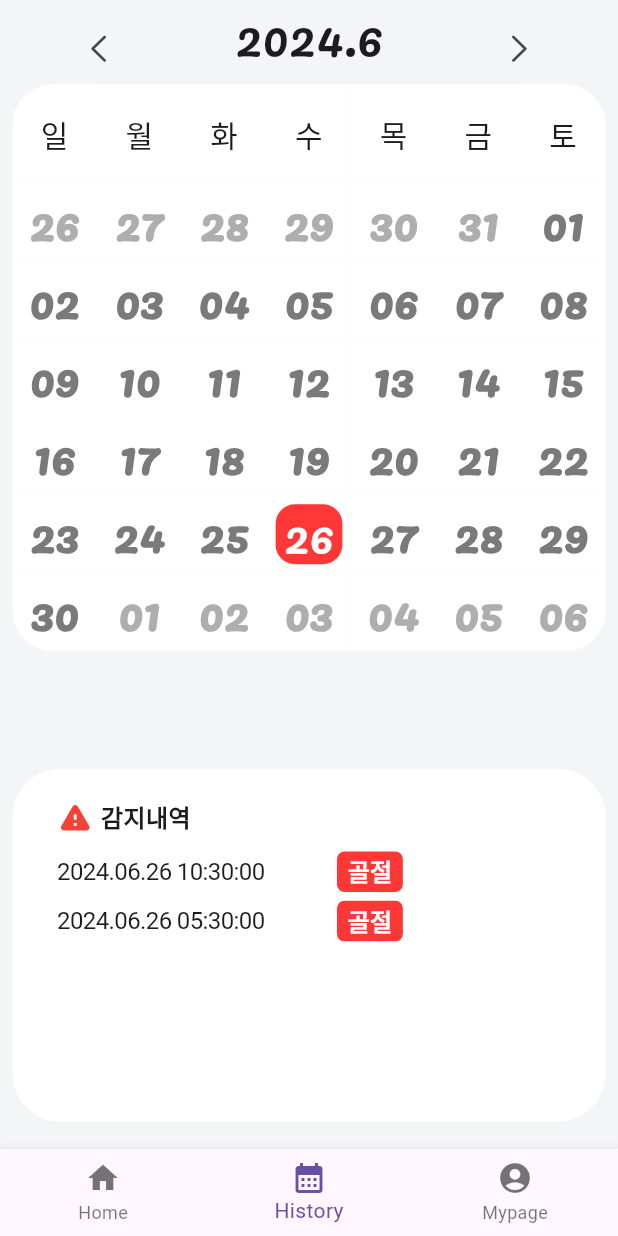
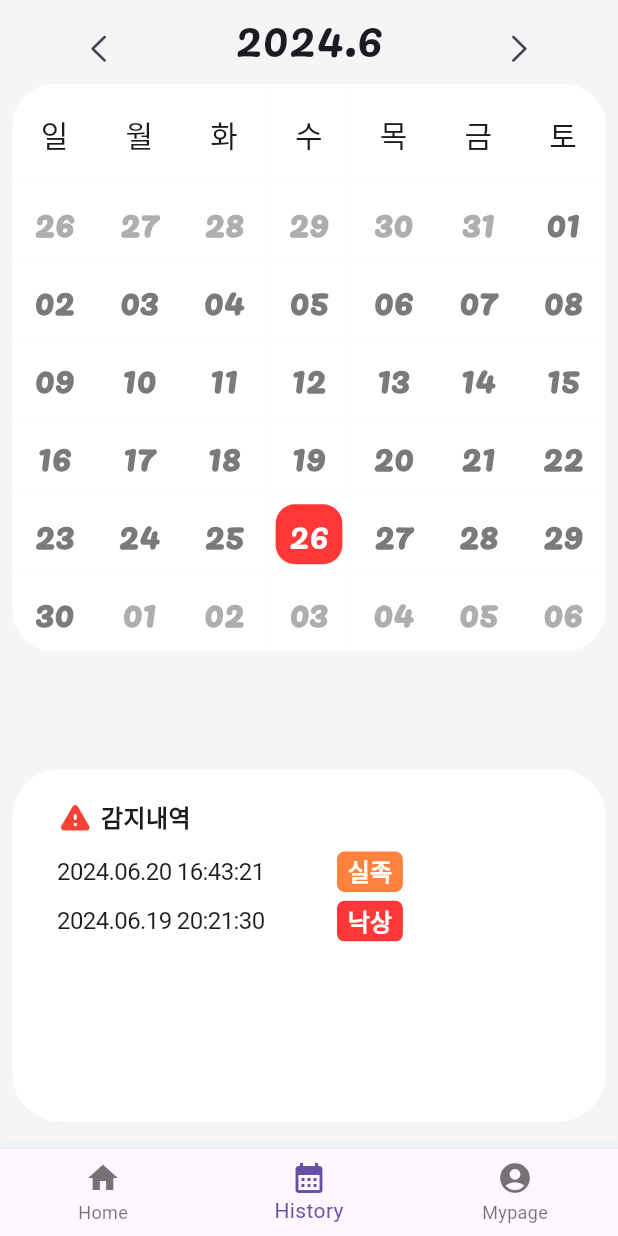
Before and after one commit to hlaigo/flutter_app, a Flutter app: the screen it shows after launch, item 2 of the bottom bar chosen, on a phone screen of 412 x 824 dp. Run offline on Flutter 3.47's test engine with Material 3 defaults, Android fonts, the light colour scheme and no system bars; drawn by our look-alikes of table_calendar; our stand-ins replace firebase_auth, firebase_core, firebase_messaging, flutter_local_notifications, google_sign_in, logger and 2 more; missing offline and left inert: flutter_naver_login, kakao_flutter_sdk; accounts and stored records are empty; network calls fail; Roboto replaces fonts that are missing (NanumGothic).

```diff
--- a/lib/screens/history_screen.dart
+++ b/lib/screens/history_screen.dart
@@ -15,20 +15,13 @@ class HistoryScreen extends StatefulWidget {
 
 class _HistoryScreenState extends State<HistoryScreen> {
   List<Map<String, String>> eventLog = [
-    {
-      'dateTime': DateFormat('yyyy.MM.dd hh:mm:ss').format(DateTime.now()),
-      'situation': '골절'
-    },
-    {
-      'dateTime': DateFormat('yyyy.MM.dd hh:mm:ss')
-          .format(DateTime.now().add(Duration(hours: -5))),
-      'situation': '골절'
-    },
+    {'dateTime': '2024.06.20 16:43:21', 'situation': '실족'},
+    {'dateTime': '2024.06.19 20:21:30', 'situation': '낙상'},
   ];
 
   DateTime _selectedDate = DateTime.now();
 
-  static const double calendarFontSize = 30.0;
+  static const double calendarFontSize = 24.0;
   static String calendarFontFamily = "Pacifico";
 
   void onDaySelected(DateTime selectedDate, DateTime focusedDate) {
```
